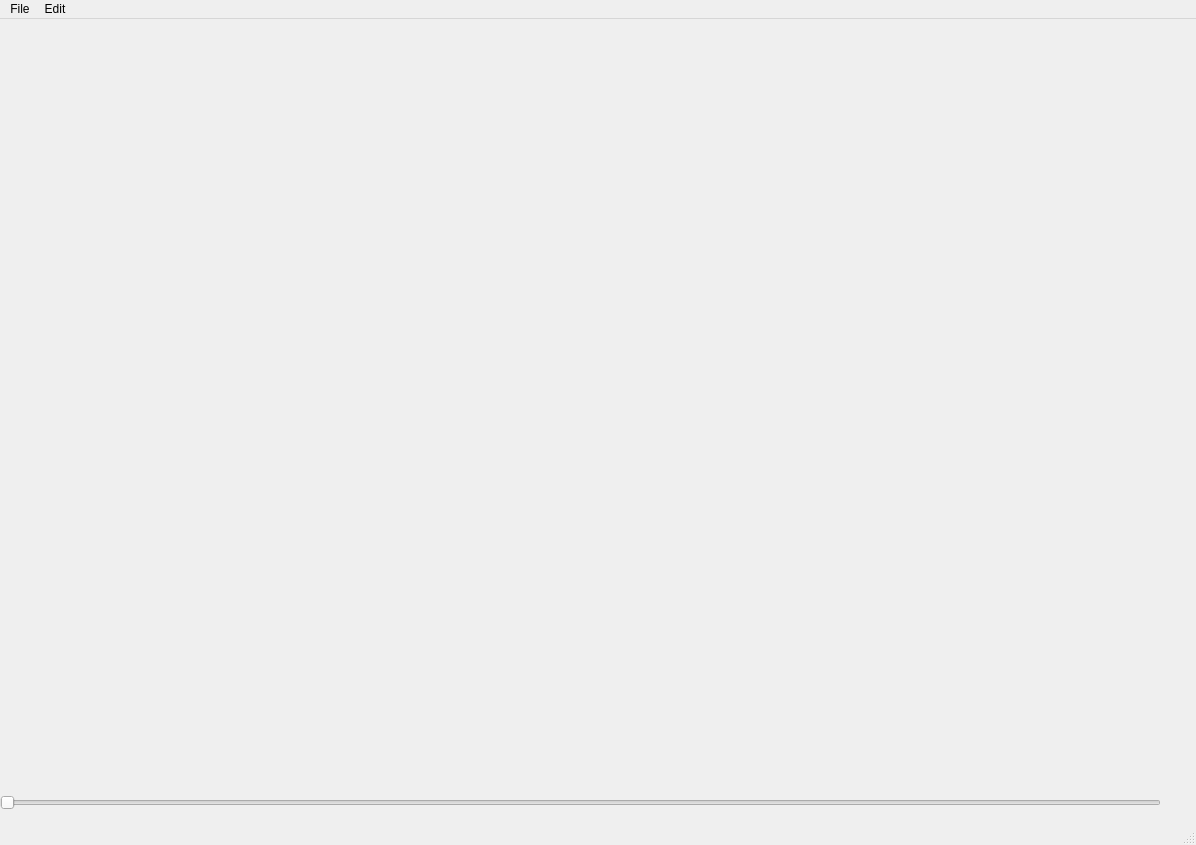
The window that grafix.ui (boldirev-as/GrafixChange_NEW) describes before a commit, drawn with Qt 5.
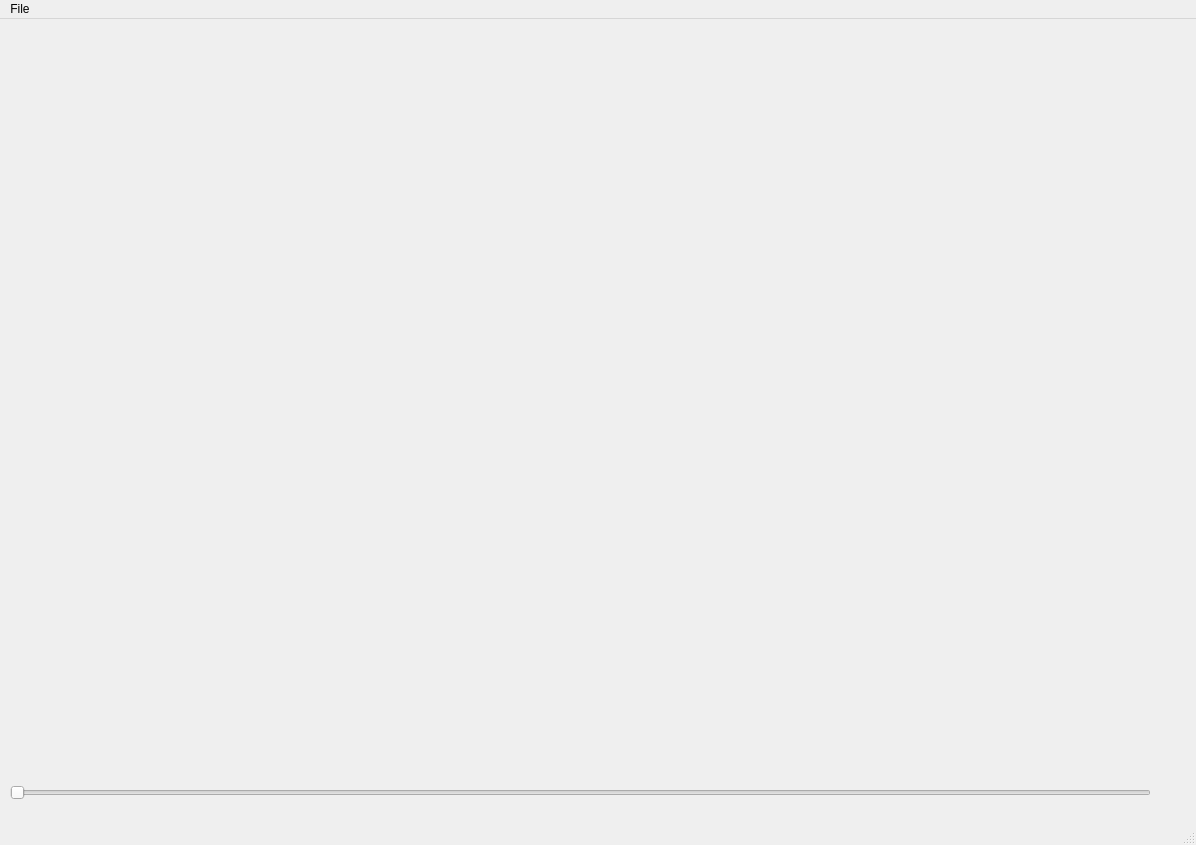
The same window after the commit. Icons and pictures are not drawn. Custom widgets are drawn as their Qt base class.

What changed in the file:
```diff
--- a/grafix.ui
+++ b/grafix.ui
@@ -24,6 +24,18 @@
      </rect>
     </property>
     <layout class="QVBoxLayout" name="verticalLayout_3">
+     <property name="leftMargin">
+      <number>10</number>
+     </property>
+     <property name="topMargin">
+      <number>10</number>
+     </property>
+     <property name="rightMargin">
+      <number>10</number>
+     </property>
+     <property name="bottomMargin">
+      <number>10</number>
+     </property>
      <item>
       <layout class="QHBoxLayout" name="horizontalLayout_3">
        <item>
@@ -325,6 +337,9 @@
        <property name="maximum">
         <number>15</number>
        </property>
+       <property name="pageStep">
+        <number>1</number>
+       </property>
        <property name="orientation">
         <enum>Qt::Horizontal</enum>
        </property>
@@ -350,13 +365,7 @@
     <addaction name="renamephotoact"/>
     <addaction name="savephotoact"/>
    </widget>
-   <widget class="QMenu" name="menuEdit">
-    <property name="title">
-     <string>Edit</string>
-    </property>
-   </widget>
    <addaction name="menu"/>
-   <addaction name="menuEdit"/>
   </widget>
   <widget class="QStatusBar" name="statusbar"/>
   <action name="openphotoact">
```
Left out of the diff: 32 changed lines with no effect on the pictures.
